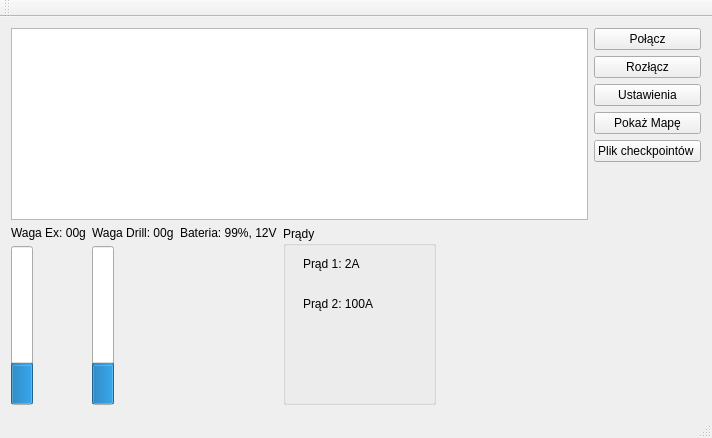
Before: the Qt Designer form mainwindow.ui in EddieTheHead/ERTCudQt, drawn with Qt 5.
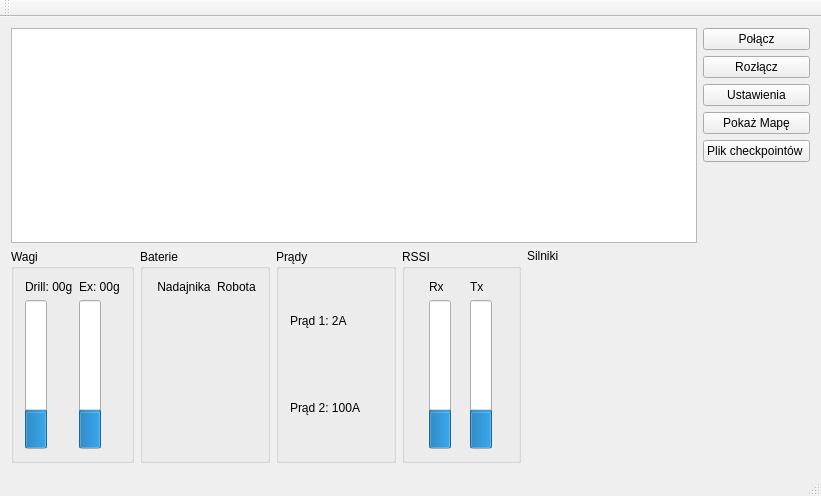
After: the same form once the commit is applied. Custom widgets are drawn as their Qt base class.

Diff of the .ui file:
```diff
--- a/mainwindow.ui
+++ b/mainwindow.ui
@@ -6,8 +6,8 @@
    <rect>
     <x>0</x>
     <y>0</y>
-    <width>712</width>
-    <height>438</height>
+    <width>821</width>
+    <height>496</height>
    </rect>
   </property>
   <property name="windowTitle">
@@ -18,32 +18,17 @@
     <item row="1" column="0">
      <layout class="QHBoxLayout" name="horizontalLayout_2">
       <item>
-       <layout class="QVBoxLayout" name="verticalLayout_Scales_Ex">
-        <item>
-         <widget class="QLabel" name="label_scales_Ex">
-          <property name="text">
-           <string>Waga Ex: 00g</string>
-          </property>
-         </widget>
-        </item>
-        <item>
-         <widget class="QProgressBar" name="progressBar_Scales_Ex">
-          <property name="value">
-           <number>24</number>
-          </property>
-          <property name="orientation">
-           <enum>Qt::Vertical</enum>
-          </property>
-         </widget>
-        </item>
-       </layout>
-      </item>
+       <widget class="QGroupBox" name="groupBox">
+        <property name="title">
+         <string>Wagi</string>
+        </property>
+        <layout class="QHBoxLayout" name="horizontalLayout_3">
       <item>
        <layout class="QVBoxLayout" name="verticalLayout_Scales_drill">
         <item>
          <widget class="QLabel" name="label_scales_drill">
           <property name="text">
-           <string>Waga Drill: 00g</string>
+              <string>Drill: 00g</string>
           </property>
          </widget>
         </item>
@@ -60,11 +45,68 @@
        </layout>
       </item>
       <item>
+          <layout class="QVBoxLayout" name="verticalLayout_Scales_Ex">
+           <item>
+            <widget class="QLabel" name="label_scales_Ex">
+             <property name="text">
+              <string>Ex: 00g</string>
+             </property>
+            </widget>
+           </item>
+           <item>
+            <widget class="QProgressBar" name="progressBar_Scales_Ex">
+             <property name="value">
+              <number>24</number>
+             </property>
+             <property name="orientation">
+              <enum>Qt::Vertical</enum>
+             </property>
+            </widget>
+           </item>
+          </layout>
+         </item>
+        </layout>
+       </widget>
+      </item>
+      <item>
+       <widget class="QGroupBox" name="groupBox_batteries">
+        <property name="title">
+         <string>Baterie</string>
+        </property>
+        <layout class="QHBoxLayout" name="horizontalLayout_4">
+         <item>
+          <layout class="QVBoxLayout" name="verticalLayout_4">
+           <item>
+            <widget class="QLabel" name="label_receiver">
+             <property name="text">
+              <string> Nadajnika</string>
+             </property>
+            </widget>
+           </item>
+           <item>
+            <widget class="BateriaBar" name="bateriabar_receiver" native="true">
+             <property name="sizePolicy">
+              <sizepolicy hsizetype="Fixed" vsizetype="Expanding">
+               <horstretch>0</horstretch>
+               <verstretch>0</verstretch>
+              </sizepolicy>
+             </property>
+             <property name="minimumSize">
+              <size>
+               <width>21</width>
+               <height>0</height>
+              </size>
+             </property>
+            </widget>
+           </item>
+          </layout>
+         </item>
+         <item>
        <layout class="QVBoxLayout" name="verticalLayout_battery">
         <item>
          <widget class="QLabel" name="label_Batery">
           <property name="text">
-           <string>Bateria: 99%, 12V</string>
+              <string>Robota</string>
           </property>
          </widget>
         </item>
@@ -86,6 +128,9 @@
         </item>
        </layout>
       </item>
+        </layout>
+       </widget>
+      </item>
       <item>
        <widget class="QGroupBox" name="groupBox_Amper">
         <property name="sizePolicy">
@@ -103,15 +148,9 @@
         <property name="title">
          <string>Prądy</string>
         </property>
+        <layout class="QVBoxLayout" name="verticalLayout">
+         <item>
         <widget class="QLabel" name="label_Amper1">
-         <property name="geometry">
-          <rect>
-           <x>20</x>
-           <y>30</y>
-           <width>91</width>
-           <height>16</height>
-          </rect>
-         </property>
          <property name="sizePolicy">
           <sizepolicy hsizetype="Expanding" vsizetype="Preferred">
            <horstretch>0</horstretch>
@@ -125,15 +164,9 @@
           <enum>Qt::RichText</enum>
          </property>
         </widget>
+         </item>
+         <item>
         <widget class="QLabel" name="label_Amper2">
-         <property name="geometry">
-          <rect>
-           <x>20</x>
-           <y>70</y>
-           <width>101</width>
-           <height>16</height>
-          </rect>
-         </property>
          <property name="sizePolicy">
           <sizepolicy hsizetype="Expanding" vsizetype="Preferred">
            <horstretch>0</horstretch>
@@ -153,8 +186,146 @@
           <enum>Qt::RichText</enum>
          </property>
         </widget>
+         </item>
+        </layout>
        </widget>
       </item>
+      <item>
+       <widget class="QGroupBox" name="groupBox_RSSI">
+        <property name="sizePolicy">
+         <sizepolicy hsizetype="Expanding" vsizetype="Preferred">
+          <horstretch>0</horstretch>
+          <verstretch>0</verstretch>
+         </sizepolicy>
+        </property>
+        <property name="layoutDirection">
+         <enum>Qt::LeftToRight</enum>
+        </property>
+        <property name="autoFillBackground">
+         <bool>false</bool>
+        </property>
+        <property name="title">
+         <string>RSSI</string>
+        </property>
+        <layout class="QHBoxLayout" name="horizontalLayout">
+         <item>
+          <layout class="QVBoxLayout" name="verticalLayout_Rx">
+           <item>
+            <widget class="QLabel" name="label_Rx">
+             <property name="sizePolicy">
+              <sizepolicy hsizetype="Preferred" vsizetype="Minimum">
+               <horstretch>0</horstretch>
+               <verstretch>0</verstretch>
+              </sizepolicy>
+             </property>
+             <property name="minimumSize">
+              <size>
+               <width>0</width>
+               <height>0</height>
+              </size>
+             </property>
+             <property name="text">
+              <string>Rx</string>
+             </property>
+            </widget>
+           </item>
+           <item>
+            <widget class="QProgressBar" name="progressBar_Rx">
+             <property name="value">
+              <number>24</number>
+             </property>
+             <property name="orientation">
+              <enum>Qt::Vertical</enum>
+             </property>
+            </widget>
+           </item>
+          </layout>
+         </item>
+         <item>
+          <layout class="QVBoxLayout" name="verticalLayout_Tx">
+           <item>
+            <widget class="QLabel" name="label_Tx">
+             <property name="text">
+              <string>Tx</string>
+             </property>
+            </widget>
+           </item>
+           <item>
+            <widget class="QProgressBar" name="progressBar_Tx">
+             <property name="value">
+              <number>24</number>
+             </property>
+             <property name="orientation">
+              <enum>Qt::Vertical</enum>
+             </property>
+            </widget>
+           </item>
+          </layout>
+         </item>
+        </layout>
+       </widget>
+      </item>
+      <item>
+       <layout class="QVBoxLayout" name="verticalLayout_Engine">
+        <item>
+         <widget class="QLabel" name="label_Engine">
+          <property name="text">
+           <string>Silniki</string>
+          </property>
+         </widget>
+        </item>
+        <item>
+         <widget class="WorkIndicator" name="workIndicator_Engine">
+          <property name="enabled">
+           <bool>true</bool>
+          </property>
+          <property name="sizePolicy">
+           <sizepolicy hsizetype="Fixed" vsizetype="Fixed">
+            <horstretch>0</horstretch>
+            <verstretch>0</verstretch>
+           </sizepolicy>
+          </property>
+          <property name="minimumSize">
+           <size>
+            <width>50</width>
+            <height>50</height>
+           </size>
+          </property>
+          <property name="maximumSize">
+           <size>
+            <width>50</width>
+            <height>50</height>
+           </size>
+          </property>
+          <property name="baseSize">
+           <size>
+            <width>50</width>
+            <height>50</height>
+           </size>
+          </property>
+          <property name="text">
+           <string/>
+          </property>
+          <property name="scaledContents">
+           <bool>false</bool>
+          </property>
+         </widget>
+        </item>
+        <item>
+         <spacer name="verticalSpacer">
+          <property name="orientation">
+           <enum>Qt::Vertical</enum>
+          </property>
+          <property name="sizeHint" stdset="0">
+           <size>
+            <width>20</width>
+            <height>40</height>
+           </size>
+          </property>
+         </spacer>
+        </item>
+       </layout>
+      </item>
       <item>
        <spacer name="horizontalSpacer">
         <property name="orientation">
@@ -255,6 +426,11 @@
    <header>bateriabar.h</header>
    <container>1</container>
   </customwidget>
+  <customwidget>
+   <class>WorkIndicator</class>
+   <extends>QLabel</extends>
+   <header location="global">workindicator.h</header>
+  </customwidget>
  </customwidgets>
  <resources/>
  <connections/>
```
Left out of the diff: 112 changed lines with no effect on the pictures. Lines whose indentation alone changed are shown as unchanged.
